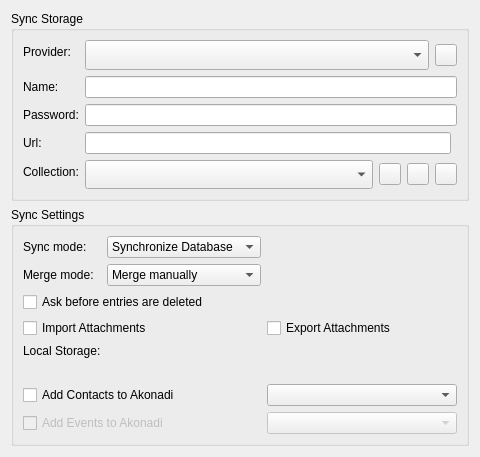
Old version of the form src/nbibio/ui/providersettings.ui in the repository KDE/conquirere.
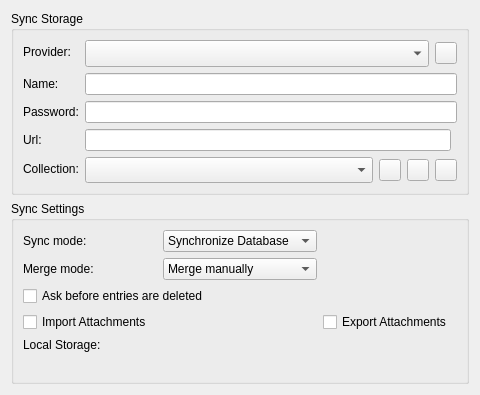
New version of the form. Custom widgets are drawn as their Qt base class.

What changed in the file:
```diff
--- a/src/nbibio/ui/providersettings.ui
+++ b/src/nbibio/ui/providersettings.ui
@@ -7,7 +7,7 @@
     <x>0</x>
     <y>0</y>
     <width>480</width>
-    <height>457</height>
+    <height>395</height>
    </rect>
   </property>
   <property name="windowTitle">
@@ -233,8 +233,6 @@
      <property name="title">
       <string>Sync Settings</string>
      </property>
-     <layout class="QVBoxLayout" name="verticalLayout_2">
-      <item>
        <layout class="QGridLayout" name="gridLayout">
         <item row="0" column="0">
          <widget class="QLabel" name="label_7">
@@ -268,72 +266,6 @@
           </item>
          </widget>
         </item>
-        <item row="3" column="0" colspan="2">
-         <widget class="QCheckBox" name="importAttachments">
-          <property name="enabled">
-           <bool>true</bool>
-          </property>
-          <property name="text">
-           <string>Import Attachments</string>
-          </property>
-         </widget>
-        </item>
-        <item row="3" column="2">
-         <widget class="QCheckBox" name="exportAttachments">
-          <property name="enabled">
-           <bool>true</bool>
-          </property>
-          <property name="text">
-           <string>Export Attachments</string>
-          </property>
-         </widget>
-        </item>
-        <item row="6" column="0" colspan="2">
-         <widget class="QCheckBox" name="addContactsToAkonadi">
-          <property name="enabled">
-           <bool>true</bool>
-          </property>
-          <property name="text">
-           <string>Add Contacts to Akonadi</string>
-          </property>
-         </widget>
-        </item>
-        <item row="6" column="2">
-         <widget class="KComboBox" name="contactCollection">
-          <property name="enabled">
-           <bool>true</bool>
-          </property>
-          <property name="sizePolicy">
-           <sizepolicy hsizetype="MinimumExpanding" vsizetype="Fixed">
-            <horstretch>0</horstretch>
-            <verstretch>0</verstretch>
-           </sizepolicy>
-          </property>
-         </widget>
-        </item>
-        <item row="7" column="0" colspan="2">
-         <widget class="QCheckBox" name="addEventsToAkonadi">
-          <property name="enabled">
-           <bool>false</bool>
-          </property>
-          <property name="text">
-           <string>Add Events to Akonadi</string>
-          </property>
-         </widget>
-        </item>
-        <item row="7" column="2">
-         <widget class="KComboBox" name="eventCollection">
-          <property name="enabled">
-           <bool>false</bool>
-          </property>
-          <property name="sizePolicy">
-           <sizepolicy hsizetype="MinimumExpanding" vsizetype="Fixed">
-            <horstretch>0</horstretch>
-            <verstretch>0</verstretch>
-           </sizepolicy>
-          </property>
-         </widget>
-        </item>
         <item row="1" column="0">
          <widget class="QLabel" name="label_8">
           <property name="text">
@@ -363,17 +295,30 @@
           </item>
          </widget>
         </item>
-        <item row="2" column="0" colspan="3">
+      <item row="2" column="0" colspan="2">
          <widget class="QCheckBox" name="askDeletion">
           <property name="text">
            <string>Ask before entries are deleted</string>
           </property>
          </widget>
         </item>
-        <item row="4" column="1" colspan="2">
-         <widget class="KUrlRequester" name="localStorageUrl">
-          <property name="mode">
-           <set>KFile::Directory|KFile::LocalOnly</set>
+      <item row="3" column="0" colspan="2">
+       <widget class="QCheckBox" name="importAttachments">
+        <property name="enabled">
+         <bool>true</bool>
+        </property>
+        <property name="text">
+         <string>Import Attachments</string>
+        </property>
+       </widget>
+      </item>
+      <item row="3" column="2">
+       <widget class="QCheckBox" name="exportAttachments">
+        <property name="enabled">
+         <bool>true</bool>
+        </property>
+        <property name="text">
+         <string>Export Attachments</string>
           </property>
          </widget>
         </item>
@@ -387,14 +332,19 @@
           </property>
          </widget>
         </item>
-        <item row="5" column="1" colspan="2">
+      <item row="5" column="1">
          <widget class="QLabel" name="localStoragePath">
           <property name="text">
            <string notr="true"/>
           </property>
          </widget>
         </item>
-       </layout>
+      <item row="4" column="1" colspan="2">
+       <widget class="KUrlRequester" name="localStorageUrl">
+        <property name="mode">
+         <set>KFile::Directory|KFile::LocalOnly</set>
+        </property>
+       </widget>
       </item>
      </layout>
     </widget>
```
Left out of the diff: 32 changed lines with no effect on the pictures. Lines whose indentation alone changed are shown as unchanged.
